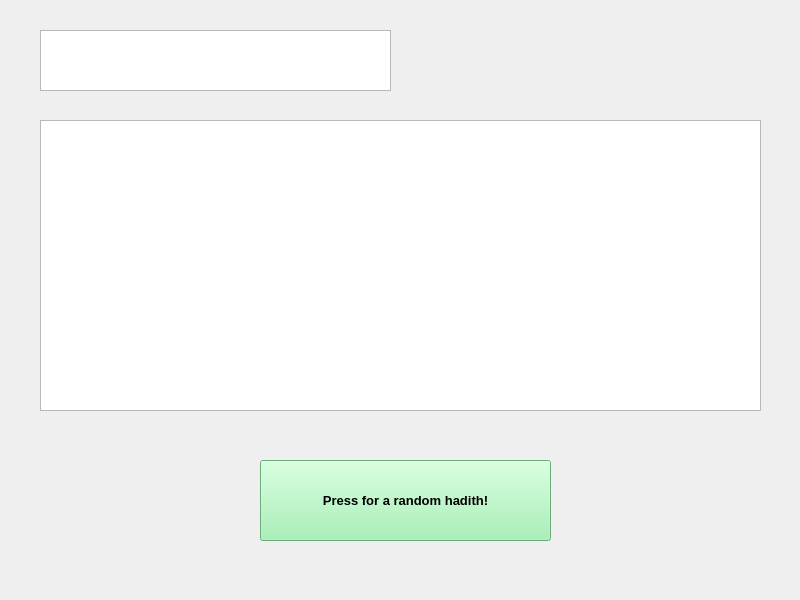
This is main_window.ui in Stunner070/RandomHadith as Qt 5 draws it before an edit. The edited form follows.
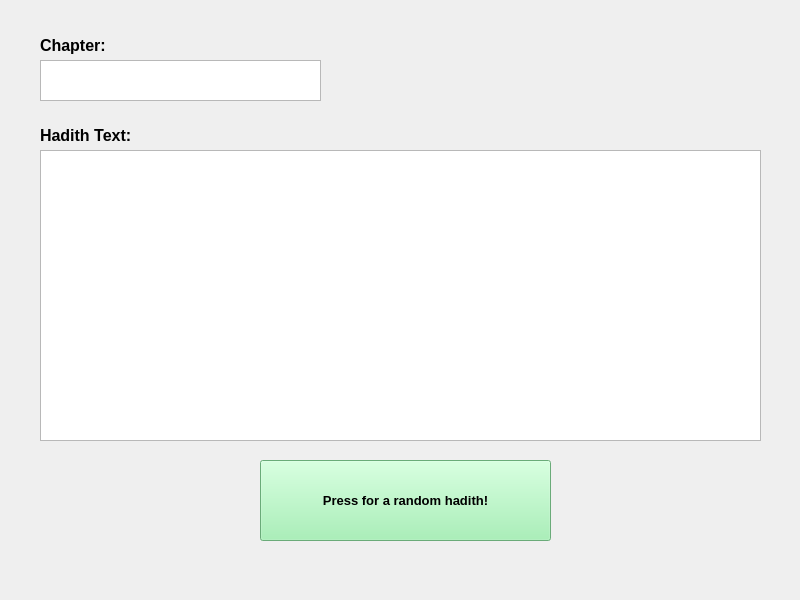
This is the edited form.

Commit message: core program is complete, application shows a random hadith when pressed the button

```diff
--- a/main_window.ui
+++ b/main_window.ui
@@ -464,9 +464,9 @@
     <property name="geometry">
      <rect>
       <x>40</x>
-      <y>30</y>
-      <width>351</width>
-      <height>61</height>
+      <y>60</y>
+      <width>281</width>
+      <height>41</height>
      </rect>
     </property>
    </widget>
@@ -474,12 +474,54 @@
     <property name="geometry">
      <rect>
       <x>40</x>
-      <y>120</y>
+      <y>150</y>
       <width>721</width>
       <height>291</height>
      </rect>
     </property>
    </widget>
+   <widget class="QLabel" name="label">
+    <property name="geometry">
+     <rect>
+      <x>40</x>
+      <y>30</y>
+      <width>91</width>
+      <height>31</height>
+     </rect>
+    </property>
+    <property name="font">
+     <font>
+      <pointsize>12</pointsize>
+      <weight>75</weight>
+      <bold>true</bold>
+      <underline>false</underline>
+     </font>
+    </property>
+    <property name="text">
+     <string>Chapter:</string>
+    </property>
+   </widget>
+   <widget class="QLabel" name="label_2">
+    <property name="geometry">
+     <rect>
+      <x>40</x>
+      <y>120</y>
+      <width>131</width>
+      <height>31</height>
+     </rect>
+    </property>
+    <property name="font">
+     <font>
+      <pointsize>12</pointsize>
+      <weight>75</weight>
+      <bold>true</bold>
+      <underline>false</underline>
+     </font>
+    </property>
+    <property name="text">
+     <string>Hadith Text:</string>
+    </property>
+   </widget>
   </widget>
  </widget>
  <resources/>
```
The commit also changes 1 other file.
